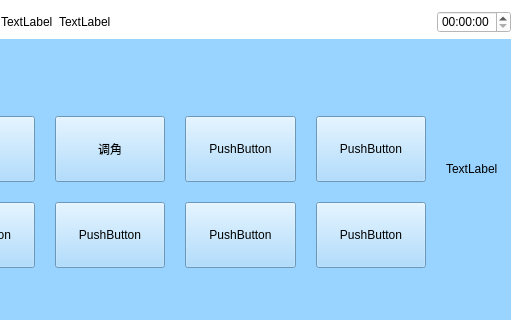
The window that WeighSensor/tiaochen.ui (xsw258x2s5w8/WeightSensor) describes before a commit, drawn with Qt 5; both pictures show x 126 to 648 and y 0 to 320 of the 648 by 482 pixel window.
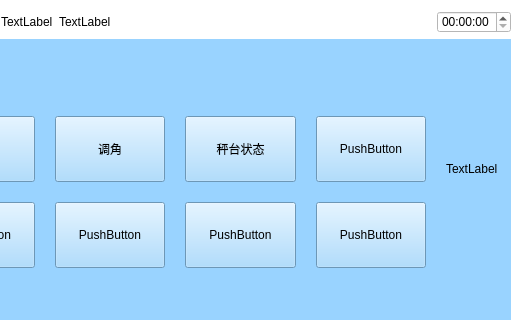
The same window after the commit.

Diff of the .ui file:
```diff
--- a/WeighSensor/tiaochen.ui
+++ b/WeighSensor/tiaochen.ui
@@ -144,7 +144,7 @@
           </size>
          </property>
          <property name="text">
-          <string>PushButton</string>
+          <string>秤台状态</string>
          </property>
         </widget>
        </item>
```
Left out of the diff: 2 changed lines with no effect on the pictures.
